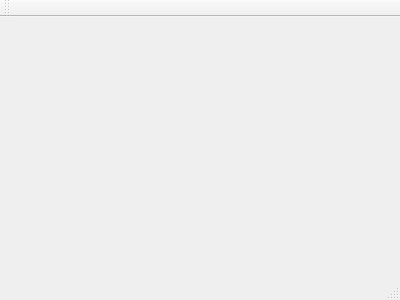
Old version of the form PointCloudFusion/mainwindow.ui in the repository zhengzhanw/PointCloudFusion.
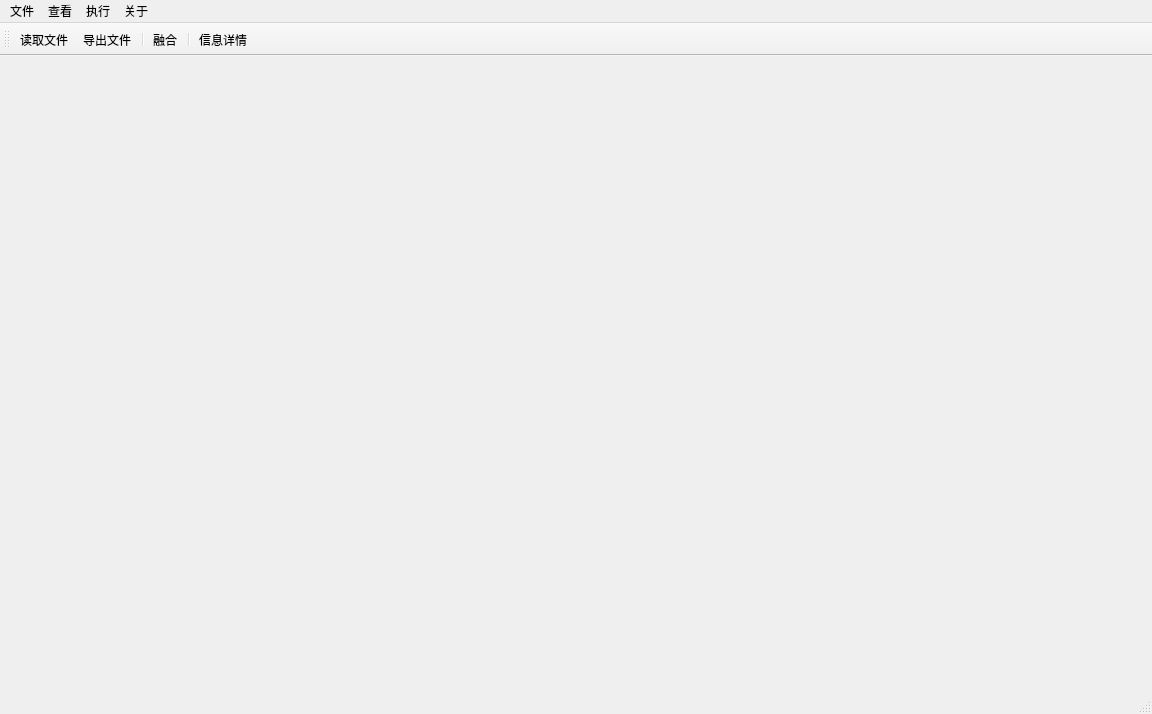
New version of the form. Icons and pictures are not drawn.

Diff of the .ui file:
```diff
--- a/PointCloudFusion/mainwindow.ui
+++ b/PointCloudFusion/mainwindow.ui
@@ -1,24 +1,131 @@
 <ui version="4.0">
  <class>MainWindow</class>
- <widget class="QMainWindow" name="MainWindow" >
-  <property name="geometry" >
+ <widget class="QMainWindow" name="MainWindow">
+  <property name="geometry">
    <rect>
     <x>0</x>
     <y>0</y>
-    <width>400</width>
-    <height>300</height>
+    <width>1152</width>
+    <height>714</height>
    </rect>
   </property>
   <property name="windowTitle" >
    <string>MainWindow</string>
   </property>
-  <widget class="QMenuBar" name="menuBar" />
-  <widget class="QToolBar" name="mainToolBar" />
-  <widget class="QWidget" name="centralWidget" />
-  <widget class="QStatusBar" name="statusBar" />
+  <widget class="QWidget" name="centralWidget"/>
+  <widget class="QMenuBar" name="menuBar">
+   <property name="geometry">
+    <rect>
+     <x>0</x>
+     <y>0</y>
+     <width>1152</width>
+     <height>23</height>
+    </rect>
+   </property>
+   <widget class="QMenu" name="menu">
+    <property name="title">
+     <string>文件</string>
+    </property>
+    <addaction name="readFile_action"/>
+    <addaction name="exportFile_action"/>
+    <addaction name="exit_action"/>
+   </widget>
+   <widget class="QMenu" name="menu_2">
+    <property name="title">
+     <string>查看</string>
+    </property>
+    <addaction name="fullScreen_action"/>
+   </widget>
+   <widget class="QMenu" name="menu_3">
+    <property name="title">
+     <string>执行</string>
+    </property>
+    <addaction name="execute_action"/>
+   </widget>
+   <widget class="QMenu" name="menu_4">
+    <property name="title">
+     <string>关于</string>
+    </property>
+    <addaction name="about_action"/>
+   </widget>
+   <addaction name="menu"/>
+   <addaction name="menu_2"/>
+   <addaction name="menu_3"/>
+   <addaction name="menu_4"/>
+  </widget>
+  <widget class="QToolBar" name="mainToolBar">
+   <attribute name="toolBarArea">
+    <enum>TopToolBarArea</enum>
+   </attribute>
+   <attribute name="toolBarBreak">
+    <bool>false</bool>
+   </attribute>
+   <addaction name="readFile_action"/>
+   <addaction name="exportFile_action"/>
+   <addaction name="separator"/>
+   <addaction name="execute_action"/>
+   <addaction name="separator"/>
+   <addaction name="about_action"/>
+  </widget>
+  <widget class="QStatusBar" name="statusBar"/>
+  <action name="readFile_action">
+   <property name="icon">
+    <iconset resource="res.qrc">
+     <normaloff>:/images/readFiles.png</normaloff>:/images/readFiles.png</iconset>
+   </property>
+   <property name="text">
+    <string>读取文件</string>
+   </property>
+  </action>
+  <action name="exportFile_action">
+   <property name="icon">
+    <iconset resource="res.qrc">
+     <normaloff>:/images/export.png</normaloff>:/images/export.png</iconset>
+   </property>
+   <property name="text">
+    <string>导出文件</string>
+   </property>
+  </action>
+  <action name="fullScreen_action">
+   <property name="icon">
+    <iconset resource="res.qrc">
+     <normaloff>:/images/fullscreen_alt.png</normaloff>:/images/fullscreen_alt.png</iconset>
+   </property>
+   <property name="text">
+    <string>全屏</string>
+   </property>
+  </action>
+  <action name="exit_action">
+   <property name="icon">
+    <iconset resource="res.qrc">
+     <normaloff>:/images/logout.png</normaloff>:/images/logout.png</iconset>
+   </property>
+   <property name="text">
+    <string>退出</string>
+   </property>
+  </action>
+  <action name="execute_action">
+   <property name="icon">
+    <iconset resource="res.qrc">
+     <normaloff>:/images/start.png</normaloff>:/images/start.png</iconset>
+   </property>
+   <property name="text">
+    <string>融合</string>
+   </property>
+  </action>
+  <action name="about_action">
+   <property name="icon">
+    <iconset resource="res.qrc">
+     <normaloff>:/images/about.png</normaloff>:/images/about.png</iconset>
+   </property>
+   <property name="text">
+    <string>信息详情</string>
+   </property>
+  </action>
  </widget>
- <layoutDefault spacing="6" margin="11" />
- <pixmapfunction></pixmapfunction>
- <resources/>
+ <layoutdefault spacing="6" margin="11"/>
+ <resources>
+  <include location="res.qrc"/>
+ </resources>
  <connections/>
 </ui>
```
Left out of the diff: 3 changed lines with no effect on the pictures.
